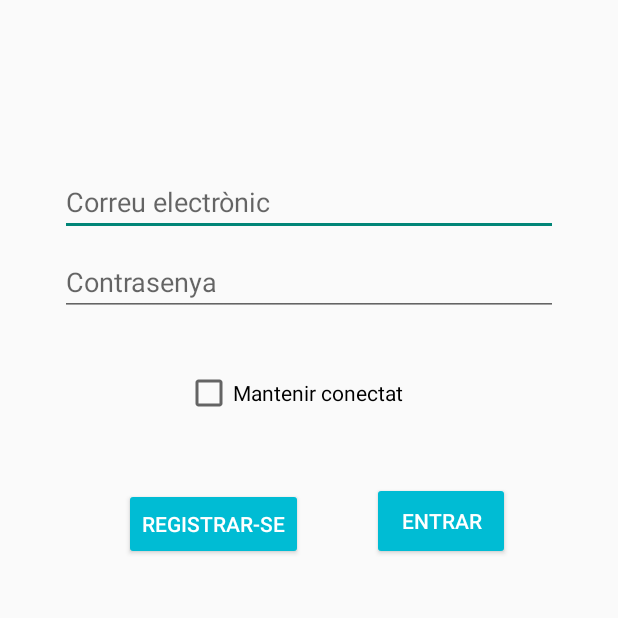
After one commit to ismagene/Control_Diabetic, an Android app: the LoginActivity screen opened directly, with no data from a screen before it, on a phone screen of 412 x 824 dp, the top half of it. The commit adds this screen. Run offline under Robolectric (Android 15) with nearby library versions, the phone set to English and light mode, and no system bars; our stand-ins replace data binding; libraries missing offline, so code that uses them is left out: android.view.

Commit message:
Login amb DataBinding

```diff
--- /dev/null
+++ b/app/src/main/java/com/ismasoft/controldiabetic/model/FirebaseUser.kt
@@ -0,0 +1,4 @@
+package com.ismasoft.controldiabetic.model
+
+class FirebaseUser {
+}
--- /dev/null
+++ b/app/src/main/java/com/ismasoft/controldiabetic/ui/LoginActivity.kt
@@ -0,0 +1,35 @@
+package com.ismasoft.controldiabetic.ui
+
+import androidx.appcompat.app.AppCompatActivity
+import android.os.Bundle
+import androidx.lifecycle.ViewModelProvider
+import androidx.lifecycle.get
+import com.ismasoft.controldiabetic.viewModel.LoginViewModel
+import com.ismasoft.controldiabetic.databinding.ActivityLoginBinding
+
+class LoginActivity : AppCompatActivity() {
+
+    private lateinit var viewModel: LoginViewModel
+    private lateinit var binding: ActivityLoginBinding
+
+    override fun onCreate(savedInstanceState: Bundle?) {
+        super.onCreate(savedInstanceState)
+
+        binding = ActivityLoginBinding.inflate(layoutInflater)
+        setContentView(binding.root)
+
+        viewModel = ViewModelProvider (this).get()
+
+        binding.viewModel = viewModel
+        binding.lifecycleOwner = this
+
+        with(binding){
+            registrarse.setOnClickListener(){
+
+                binding.login.setHint("Prova")
+//                viewModel.onButtonClicked(username.text.toString(),password.text.toString())
+            }
+        }
+    }
+
+}
--- /dev/null
+++ b/app/src/main/java/com/ismasoft/controldiabetic/viewModel/LoginViewModel.kt
@@ -0,0 +1,45 @@
+package com.ismasoft.controldiabetic.viewModel
+
+import androidx.lifecycle.LiveData
+import androidx.lifecycle.MutableLiveData
+import androidx.lifecycle.ViewModel
+import androidx.lifecycle.viewModelScope
+import kotlinx.coroutines.launch
+
+class LoginViewModel : ViewModel(){
+
+//    private lateinit var appRepository:LoginRepository
+//    private val userMutableLiveData : MutableLiveData<FirebaseUser>()
+
+    private var _progressVisibility = MutableLiveData<Boolean>()
+    val progressVisibility : LiveData<Boolean> get() = _progressVisibility
+
+    fun onButtonClicked(user: String, pass: String){
+        viewModelScope.launch {
+            _progressVisibility.value = true
+            Thread.sleep(2000)
+//           if (user.isNotEmpty() && pass.isNotEmpty()) "Succes" else "Failure"
+        }
+        _progressVisibility.value = false
+    }
+
+
+
+
+
+//    private val _progressVisibility = MutableLiveData<Boolean>()
+//    val progressVisibility = LiveData<Boolean> get() = _progressVisibility
+//
+//    val message = MutableLiveData<String>()
+//
+//    fun onButtonClicked (user: String, pass: String){
+//        viewModelScope.launch {
+//            _progressVisibility.value = true
+//            message.value =
+//
+//
+//            _progressVisibility.value = false
+//        }
+//    }
+
+}
--- /dev/null
+++ b/app/src/main/res/layout/activity_login.xml
@@ -0,0 +1,121 @@
+<?xml version="1.0" encoding="utf-8"?>
+<layout xmlns:android="http://schemas.android.com/apk/res/android"
+    xmlns:app="http://schemas.android.com/apk/res-auto"
+    xmlns:tools="http://schemas.android.com/tools">
+
+    <data>
+        <import type="android.view.View"/>
+
+        <variable
+            name="viewModel"
+            type="com.ismasoft.controldiabetic.viewModel.LoginViewModel"/>
+
+    </data>
+
+    <androidx.constraintlayout.widget.ConstraintLayout
+        android:id="@+id/container"
+        android:layout_width="match_parent"
+        android:layout_height="match_parent"
+        android:paddingLeft="@dimen/activity_horizontal_margin"
+        android:paddingTop="@dimen/activity_vertical_margin"
+        android:paddingRight="@dimen/activity_horizontal_margin"
+        android:paddingBottom="@dimen/activity_vertical_margin"
+        tools:context=".ui.LoginActivity">
+
+        <EditText
+            android:id="@+id/username"
+            android:layout_width="0dp"
+            android:layout_height="wrap_content"
+            android:layout_marginStart="24dp"
+            android:layout_marginTop="96dp"
+            android:layout_marginEnd="24dp"
+            android:hint="@string/prompt_email"
+            android:inputType="textEmailAddress"
+            android:selectAllOnFocus="true"
+            app:layout_constraintEnd_toEndOf="parent"
+            app:layout_constraintStart_toStartOf="parent"
+            app:layout_constraintTop_toTopOf="parent"
+            android:autofillHints="" />
+
+        <EditText
+            android:id="@+id/password"
+            android:layout_width="0dp"
+            android:layout_height="wrap_content"
+            android:layout_marginStart="24dp"
+            android:layout_marginTop="8dp"
+            android:layout_marginEnd="24dp"
+            android:hint="@string/prompt_password"
+            android:imeActionLabel="@string/action_sign_in_short"
+            android:imeOptions="actionDone"
+            android:inputType="textPassword"
+            android:selectAllOnFocus="true"
+            app:layout_constraintEnd_toEndOf="parent"
+            app:layout_constraintStart_toStartOf="parent"
+            app:layout_constraintTop_toBottomOf="@+id/username"
+            android:autofillHints="" />
+
+        <Button
+            android:id="@+id/login"
+            android:layout_width="92dp"
+            android:layout_height="52dp"
+            android:layout_gravity="start"
+            android:layout_marginStart="48dp"
+            android:layout_marginTop="16dp"
+            android:layout_marginEnd="48dp"
+            android:layout_marginBottom="64dp"
+            android:text="@string/action_sign_in"
+            android:textColor="#FFFFFF"
+            app:backgroundTint="#00BCD4"
+            app:iconTint="#FFFFFF"
+            app:layout_constraintBottom_toBottomOf="parent"
+            app:layout_constraintEnd_toEndOf="parent"
+            app:layout_constraintHorizontal_bias="0.959"
+            app:layout_constraintStart_toStartOf="parent"
+            app:layout_constraintTop_toBottomOf="@+id/password"
+            app:layout_constraintVertical_bias="0.203"/>
+<!--            android:onClick="@{ () -> viewModel.onButtonClicked(username.getText().toString(), password.getText().toString()) }"/>-->
+
+        <Button
+            android:id="@+id/registrarse"
+            android:layout_width="wrap_content"
+            android:layout_height="wrap_content"
+            android:text="@string/registrarse"
+            android:textColor="@color/white"
+            android:textColorHint="@color/black"
+            app:backgroundTint="#00BCD4"
+            app:layout_constraintBottom_toBottomOf="parent"
+            app:layout_constraintEnd_toEndOf="parent"
+            app:layout_constraintHorizontal_bias="0.255"
+            app:layout_constraintStart_toStartOf="parent"
+            app:layout_constraintTop_toBottomOf="@+id/password"
+            app:layout_constraintVertical_bias="0.209" />
+
+        <CheckBox
+            android:id="@+id/guardarUsuari"
+            android:layout_width="165dp"
+            android:layout_height="48dp"
+            android:text="@string/guardarUsuari"
+            app:layout_constraintBottom_toBottomOf="parent"
+            app:layout_constraintEnd_toEndOf="parent"
+            app:layout_constraintStart_toStartOf="parent"
+            app:layout_constraintTop_toBottomOf="@+id/password"
+            app:layout_constraintVertical_bias="0.05" />
+
+        <ProgressBar
+            android:id="@+id/loading"
+            android:layout_width="wrap_content"
+            android:layout_height="wrap_content"
+            android:layout_gravity="center"
+            android:layout_marginStart="32dp"
+            android:layout_marginTop="120dp"
+            android:layout_marginEnd="32dp"
+            android:layout_marginBottom="64dp"
+            android:visibility="@{ viewModel.progressVisibility ? View.VISIBLE : View.GONE }"
+            app:layout_constraintBottom_toBottomOf="parent"
+            app:layout_constraintEnd_toEndOf="@+id/password"
+            app:layout_constraintStart_toStartOf="@+id/password"
+            app:layout_constraintTop_toTopOf="parent"
+            app:layout_constraintVertical_bias="0.3" />
+
+    </androidx.constraintlayout.widget.ConstraintLayout>
+</layout>
--- /dev/null
+++ b/app/src/main/res/values/dimens.xml
@@ -0,0 +1,5 @@
+<resources>
+    <!-- Default screen margins, per the Android Design guidelines. -->
+    <dimen name="activity_horizontal_margin">16dp</dimen>
+    <dimen name="activity_vertical_margin">16dp</dimen>
+</resources>
--- a/app/src/main/res/values/strings.xml
+++ b/app/src/main/res/values/strings.xml
@@ -1,3 +1,22 @@
 <resources>
     <string name="app_name">Control Diabètic</string>
+    <!-- Strings related to login -->
+    <string name="prompt_email">Correu electrònic</string>
+    <string name="prompt_password">Contrasenya</string>
+    <string name="action_sign_in">Entrar</string>
+    <string name="action_sign_in_short">Sign in</string>
+    <string name="welcome">"Welcome !"</string>
+    <string name="invalid_username">Not a valid username</string>
+    <string name="invalid_password">Password must be >5 characters</string>
+    <string name="login_failed">"Login failed"</string>
+    <string name="registrarse">Registrar-se</string>
+    <string name="guardarUsuari">Mantenir conectat</string>
+
+    <!-- Strings related to registre -->
+    <string name="loginNom">Nom</string>
+    <string name="loginCognom">Cognoms</string>
+    <string name="loginEmail">Correu electrònic</string>
+    <string name="loginPassword">Contrasenya</string>
+    <string name="crearCompte">Crear compte</string>
+
 </resources>
--- a/app/src/main/res/values/themes.xml
+++ b/app/src/main/res/values/themes.xml
@@ -12,5 +12,8 @@
         <!-- Status bar color. -->
         <item name="android:statusBarColor" tools:targetApi="l">?attr/colorPrimaryVariant</item>
         <!-- Customize your theme here. -->
+
     </style>
+
+
 </resources>
--- a/build.gradle
+++ b/build.gradle
@@ -12,6 +12,7 @@ buildscript {
         // NOTE: Do not place your application dependencies here; they belong
         // in the individual module build.gradle files
         classpath 'com.google.gms:google-services:4.3.4'
+
     }
 }
 
```
Also changed, not shown: app/build.gradle (+13 -1 lines), app/src/main/AndroidManifest.xml (+9 -3 lines), app/src/main/java/com/ismasoft/controldiabetic/repository/LoginRepository.kt (added, +18 -0 lines), app/src/main/java/com/ismasoft/controldiabetic/ui/MainActivity.kt (added, +28 -0 lines), app/src/main/java/com/ismasoft/controldiabetic/ui/RegistreActivity.kt (added, +22 -0 lines), app/src/main/java/com/ismasoft/controldiabetic/viewModel/MainViewModel.kt (added, +25 -0 lines), app/src/main/java/com/ismasoft/controldiabtic/MainActivity.kt (deleted, +0 -11 lines), app/src/main/res/layout/activity_main.xml (+6 -4 lines), app/src/main/res/layout/activity_registre.xml (added, +54 -0 lines), 5 other files.
